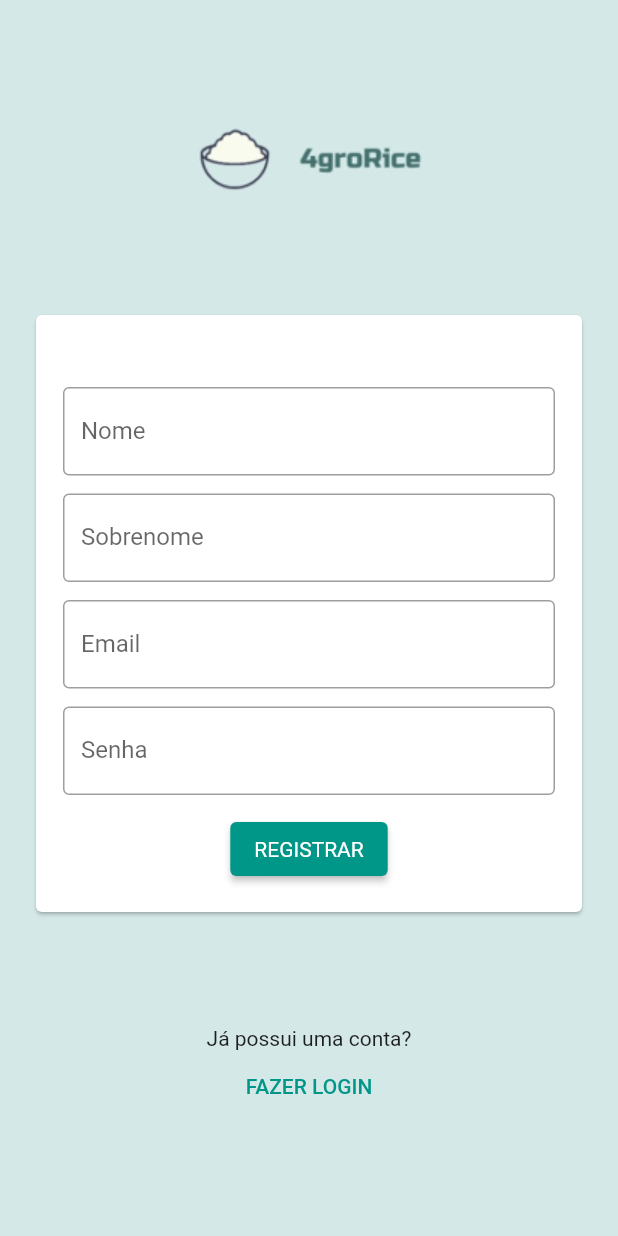
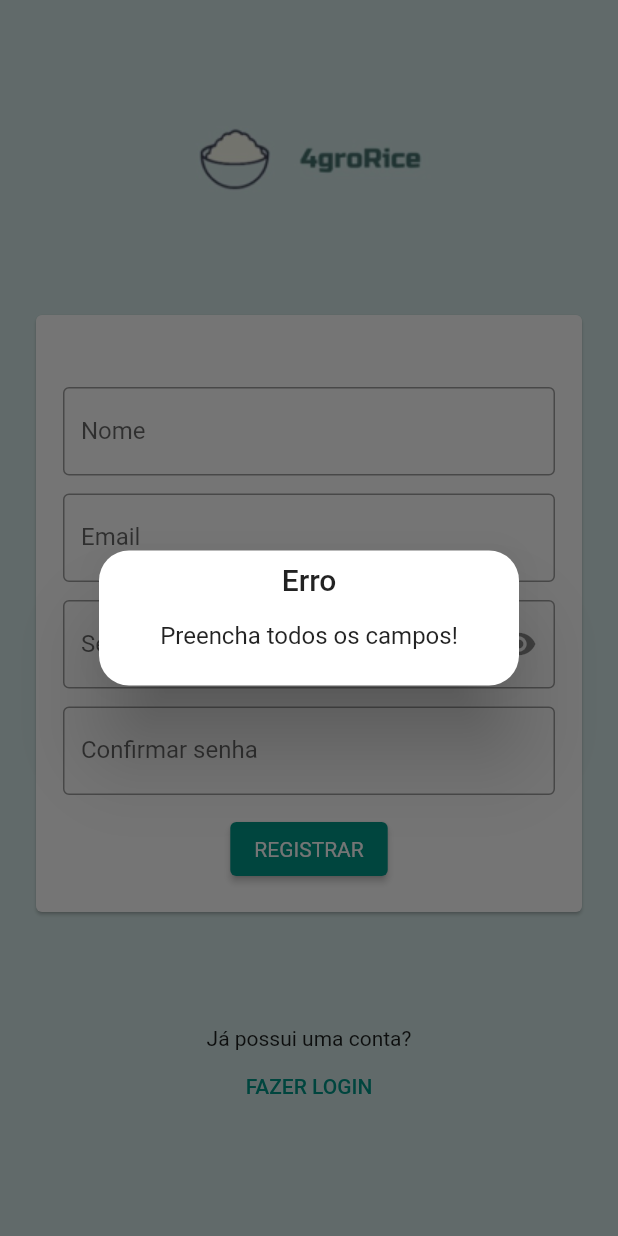
Before and after one commit to RaphaelRat/4groRice, a Flutter app: the RegisterScreen screen opened by its route, after a tap on "REGISTRAR", on a phone screen of 412 x 824 dp. Run offline on Flutter 3.47's test engine with Material 2 defaults, Android fonts, the phone set to English and light mode, and no system bars; our stand-ins replace get; missing offline and left inert: http_interceptor.

Commit message:
add register method

```diff
--- a/lib/app/modules/register/register.dart
+++ b/lib/app/modules/register/register.dart
@@ -1,10 +1,12 @@
 import 'package:agrorice/app/data/providers/web_client/web_client.dart';
+import 'package:agrorice/app/modules/login/login.dart';
+import 'package:agrorice/app/modules/register/register_controller.dart';
 import 'package:flutter/material.dart';
 import 'package:get/get.dart';
 
 import '../../global_widgets/responsive_container.dart';
 
-class RegisterScreen extends StatelessWidget {
+class RegisterScreen extends GetView<RegisterController> {
   static const route = '/register';
   RegisterScreen({Key? key}) : super(key: key);
 
@@ -32,26 +34,19 @@ class RegisterScreen extends StatelessWidget {
                   padding: const EdgeInsets.fromLTRB(18, 48, 18, 18),
                   child: Column(
                     children: [
-                      const TextField(
-                        decoration: InputDecoration(
-                          border: OutlineInputBorder(),
+                      TextField(
+                        controller: controller.nomeController,
+                        decoration: const InputDecoration(
+                          border: const OutlineInputBorder(),
                           labelText: 'Nome',
                         ),
                       ),
                       const SizedBox(
                         height: 12,
                       ),
-                      const TextField(
-                        decoration: InputDecoration(
-                          border: OutlineInputBorder(),
-                          labelText: 'Sobrenome',
-                        ),
-                      ),
-                      const SizedBox(
-                        height: 12,
-                      ),
-                      const TextField(
-                        decoration: InputDecoration(
+                      TextField(
+                        controller: controller.emailController,
+                        decoration: const InputDecoration(
                           border: OutlineInputBorder(),
                           labelText: 'Email',
                         ),
@@ -59,11 +54,31 @@ class RegisterScreen extends StatelessWidget {
                       const SizedBox(
                         height: 12,
                       ),
-                      const TextField(
+                      Obx(
+                        () => TextField(
+                          controller: controller.senha1Controller,
+                          obscureText: controller.isObscureText.value,
+                          decoration: InputDecoration(
+                            border: const OutlineInputBorder(),
+                            labelText: 'Senha',
+                            suffixIcon: IconButton(
+                              icon: Icon(
+                                controller.isObscureText.value ? Icons.visibility : Icons.visibility_off,
+                              ),
+                              onPressed: () => controller.isObscureText.value = !controller.isObscureText.value,
+                            ),
+                          ),
+                        ),
+                      ),
+                      const SizedBox(
+                        height: 12,
+                      ),
+                      TextField(
+                        controller: controller.senha2Controller,
                         obscureText: true,
-                        decoration: InputDecoration(
+                        decoration: const InputDecoration(
                           border: OutlineInputBorder(),
-                          labelText: 'Senha',
+                          labelText: 'Confirmar senha',
                         ),
                       ),
                       const SizedBox(
@@ -73,7 +88,8 @@ class RegisterScreen extends StatelessWidget {
                         style: ElevatedButton.styleFrom(
                           textStyle: const TextStyle(),
                         ),
-                        onPressed: () async {
+                        onPressed: controller.registrar,
+                        // () async {
                         // webClient.postNovaEstimativa(
                         //   token:
                         //       'eyJhbGciOiJIUzI1NiIsInR5cCI6IkpXVCJ9.eyJpZCI6NSwiaWF0IjoxNjQ3NTUzNjMzLCJleHAiOjE2NTAxNDU2MzN9.jPoTGSW620bsaN17589oTQeMiWUQK0h_8zoV3mGCHYw',
@@ -87,10 +103,10 @@ class RegisterScreen extends StatelessWidget {
                         // );
                         // webClient.postRegisterUser('Raphael Teste2', 'raphael2@contato.com', '123123');
                         // webClient.postLoginUser('raphael2@contato.com', '123123');
-                          final lista = await webClient.getEstimativasUsuario(
-                              "eyJhbGciOiJIUzI1NiIsInR5cCI6IkpXVCJ9.eyJpZCI6NSwiaWF0IjoxNjQ3NTUzNjMzLCJleHAiOjE2NTAxNDU2MzN9.jPoTGSW620bsaN17589oTQeMiWUQK0h_8zoV3mGCHYw");
-                          print(lista.elementAt(0).regiao);
-                        },
+                        // final lista = await webClient.getEstimativasUsuario(
+                        //     "eyJhbGciOiJIUzI1NiIsInR5cCI6IkpXVCJ9.eyJpZCI6NSwiaWF0IjoxNjQ3NTUzNjMzLCJleHAiOjE2NTAxNDU2MzN9.jPoTGSW620bsaN17589oTQeMiWUQK0h_8zoV3mGCHYw");
+                        // print(lista.elementAt(0).regiao);
+                        // },
                         child: const Text('REGISTRAR'),
                       ),
                     ],
@@ -101,7 +117,7 @@ class RegisterScreen extends StatelessWidget {
                 children: [
                   const Text('Já possui uma conta?'),
                   TextButton(
-                    onPressed: () => Get.back(),
+                    onPressed: () => Get.offAllNamed(LoginScreen.route),
                     child: const Text('FAZER LOGIN'),
                   ),
                 ],
--- /dev/null
+++ b/lib/app/modules/register/register_controller.dart
@@ -0,0 +1,29 @@
+import 'package:agrorice/app/data/providers/web_client/web_client.dart';
+import 'package:flutter/cupertino.dart';
+import 'package:get/get.dart';
+
+class RegisterController extends GetxController {
+  final nomeController = TextEditingController();
+  final emailController = TextEditingController();
+  final senha1Controller = TextEditingController();
+  final senha2Controller = TextEditingController();
+
+  final webClient = WebClient();
+
+  final isObscureText = true.obs;
+
+  void registrar() async {
+    if (emailController.text.isEmpty || senha1Controller.text.isEmpty || senha2Controller.text.isEmpty || nomeController.text.isEmpty) {
+      Get.defaultDialog(title: 'Erro', middleText: 'Preencha todos os campos!');
+      return;
+    } else if (senha1Controller.text != senha2Controller.text) {
+      Get.defaultDialog(title: 'Erro', middleText: 'As senhas não são iguais!');
+      return;
+    }
+    try {
+      await webClient.postRegisterUser(nomeController.text, emailController.text, senha1Controller.text);
+    } catch (e) {
+      Get.defaultDialog(title: 'Erro', middleText: 'Email já existente, tente logar!');
+    }
+  }
+}
--- a/lib/app/routes/pages.dart
+++ b/lib/app/routes/pages.dart
@@ -1,6 +1,7 @@
-import 'package:agrorice/app/modules/login/login_controller.dart';
 import 'package:get/get.dart';
 
+import '../modules/login/login_controller.dart';
+import '../modules/register/register_controller.dart';
 import '../modules/home/profile/profile_controller.dart';
 import '../modules/home/estimation/estimation_controller.dart';
 import '../modules/home/estimation/estimation_page.dart';
@@ -24,7 +25,7 @@ List<GetPage> getAppPages() {
       ],
     ),
     GetPage(name: LoginScreen.route, page: () => const LoginScreen(), binding: BindingsBuilder(() => Get.lazyPut(() => LoginController()))),
-    GetPage(name: RegisterScreen.route, page: () => RegisterScreen()),
+    GetPage(name: RegisterScreen.route, page: () => RegisterScreen(), binding: BindingsBuilder(() => Get.lazyPut(() => RegisterController()))),
     GetPage(name: EstimationPage.route, page: () => const EstimationPage()),
     GetPage(name: PlantationSection.route, page: () => const PlantationSection()),
     GetPage(name: ProfilePage.route, page: () => const ProfilePage()),
```
Lines whose indentation alone changed are shown as unchanged.
